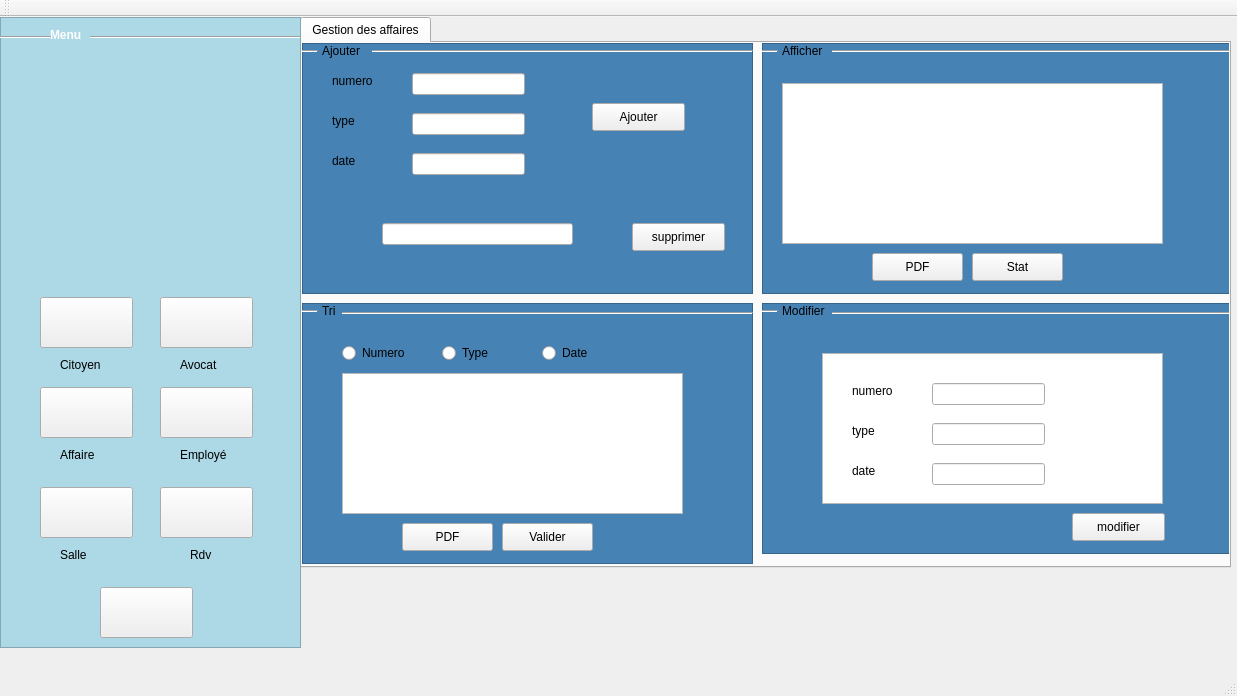
Above: mainwindow.ui from haithem000/Smart_Court_2A39 before the change. Below: the same form after it.
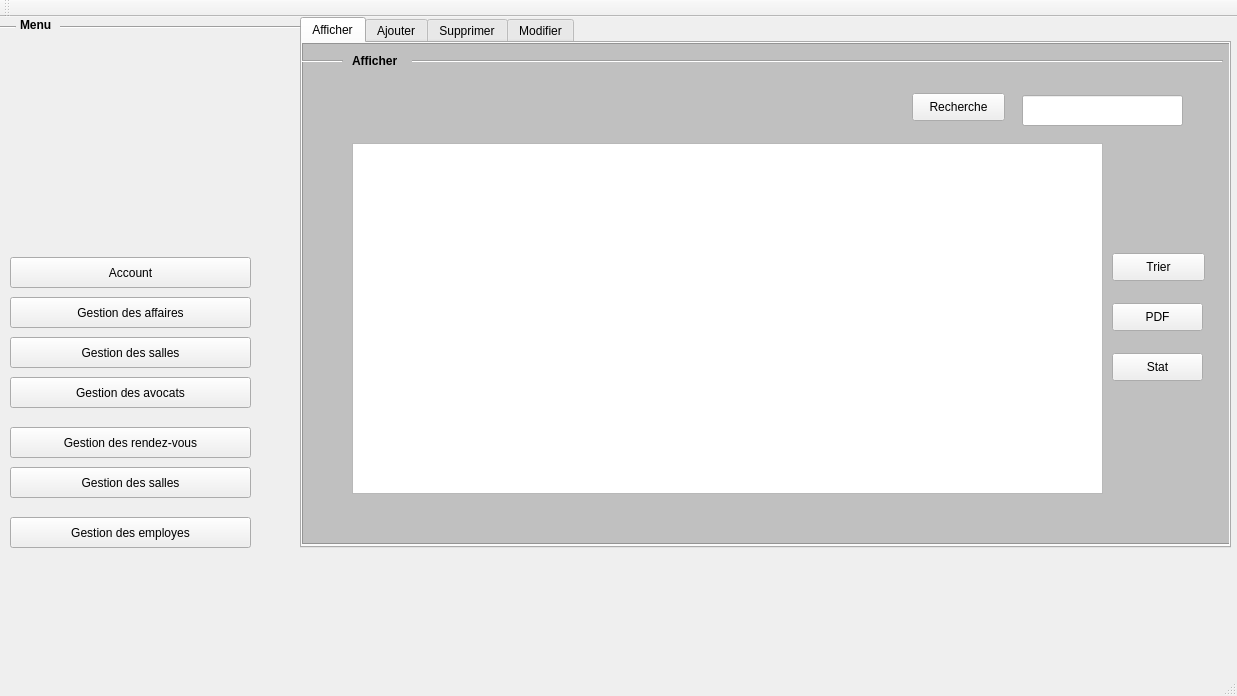
That is the form after the change. Icons and pictures are not drawn.

Diff of the .ui file:
```diff
--- a/mainwindow.ui
+++ b/mainwindow.ui
@@ -20,7 +20,7 @@
       <x>300</x>
       <y>0</y>
       <width>931</width>
-      <height>551</height>
+      <height>531</height>
      </rect>
     </property>
     <property name="currentIndex">
@@ -28,119 +28,13 @@
     </property>
     <widget class="QWidget" name="tab">
      <attribute name="title">
-      <string>Gestion des affaires</string>
+      <string>Afficher</string>
      </attribute>
-     <widget class="QTextBrowser" name="Tri">
-      <property name="geometry">
-       <rect>
-        <x>0</x>
-        <y>260</y>
-        <width>451</width>
-        <height>261</height>
-       </rect>
-      </property>
-      <property name="styleSheet">
-       <string notr="true">QWidget
-{
-    color: #b1b1b1;
-    background-color: #4682b4;
-}
-</string>
-      </property>
-     </widget>
-     <widget class="Line" name="line_3">
-      <property name="geometry">
-       <rect>
-        <x>40</x>
-        <y>260</y>
-        <width>411</width>
-        <height>21</height>
-       </rect>
-      </property>
-      <property name="orientation">
-       <enum>Qt::Horizontal</enum>
-      </property>
-     </widget>
-     <widget class="QLabel" name="label_4">
-      <property name="geometry">
-       <rect>
-        <x>20</x>
-        <y>260</y>
-        <width>21</width>
-        <height>16</height>
-       </rect>
-      </property>
-      <property name="text">
-       <string>Tri</string>
-      </property>
-     </widget>
-     <widget class="Line" name="line_4">
-      <property name="geometry">
-       <rect>
-        <x>0</x>
-        <y>260</y>
-        <width>16</width>
-        <height>16</height>
-       </rect>
-      </property>
-      <property name="orientation">
-       <enum>Qt::Horizontal</enum>
-      </property>
-     </widget>
-     <widget class="QRadioButton" name="radioButton">
-      <property name="geometry">
-       <rect>
-        <x>40</x>
-        <y>300</y>
-        <width>97</width>
-        <height>20</height>
-       </rect>
-      </property>
-      <property name="text">
-       <string>Numero</string>
-      </property>
-     </widget>
-     <widget class="QRadioButton" name="radioButton_2">
-      <property name="geometry">
-       <rect>
-        <x>140</x>
-        <y>300</y>
-        <width>97</width>
-        <height>20</height>
-       </rect>
-      </property>
-      <property name="text">
-       <string>Type</string>
-      </property>
-     </widget>
-     <widget class="QRadioButton" name="radioButton_3">
-      <property name="geometry">
-       <rect>
-        <x>240</x>
-        <y>300</y>
-        <width>97</width>
-        <height>20</height>
-       </rect>
-      </property>
-      <property name="text">
-       <string>Date</string>
-      </property>
-     </widget>
-     <widget class="QTableView" name="tableView">
-      <property name="geometry">
-       <rect>
-        <x>40</x>
-        <y>330</y>
-        <width>341</width>
-        <height>141</height>
-       </rect>
-      </property>
-     </widget>
      <widget class="QPushButton" name="pushButton_8">
       <property name="geometry">
        <rect>
-        <x>100</x>
-        <y>480</y>
+        <x>810</x>
+        <y>260</y>
         <width>91</width>
         <height>28</height>
        </rect>
@@ -149,43 +43,30 @@
        <string>PDF</string>
       </property>
      </widget>
-     <widget class="QPushButton" name="pushButton_9">
-      <property name="geometry">
-       <rect>
-        <x>200</x>
-        <y>480</y>
-        <width>91</width>
-        <height>28</height>
-       </rect>
-      </property>
-      <property name="text">
-       <string>Valider</string>
-      </property>
-     </widget>
      <widget class="QTableView" name="tab_affaire">
       <property name="geometry">
        <rect>
-        <x>480</x>
-        <y>40</y>
-        <width>381</width>
-        <height>161</height>
+        <x>50</x>
+        <y>100</y>
+        <width>751</width>
+        <height>351</height>
        </rect>
       </property>
      </widget>
      <widget class="QTextBrowser" name="textBrowser_2">
       <property name="geometry">
        <rect>
-        <x>460</x>
+        <x>0</x>
         <y>0</y>
-        <width>481</width>
-        <height>251</height>
+        <width>961</width>
+        <height>501</height>
        </rect>
       </property>
       <property name="styleSheet">
        <string notr="true">QWidget
 {
     color: #b1b1b1;
-    background-color: #4682b4;
+    background-color: #C0C0C0;
 }
 </string>
       </property>
@@ -193,22 +74,22 @@
      <widget class="QLabel" name="label_13">
       <property name="geometry">
        <rect>
-        <x>480</x>
-        <y>0</y>
+        <x>50</x>
+        <y>10</y>
         <width>56</width>
         <height>16</height>
        </rect>
       </property>
       <property name="text">
-       <string>Afficher</string>
+       <string>&lt;html&gt;&lt;head/&gt;&lt;body&gt;&lt;p&gt;&lt;span style=&quot; font-weight:600;&quot;&gt;Afficher&lt;/span&gt;&lt;/p&gt;&lt;/body&gt;&lt;/html&gt;</string>
       </property>
      </widget>
      <widget class="Line" name="line_5">
       <property name="geometry">
        <rect>
-        <x>530</x>
-        <y>0</y>
-        <width>401</width>
+        <x>110</x>
+        <y>10</y>
+        <width>811</width>
         <height>16</height>
        </rect>
       </property>
@@ -219,9 +100,9 @@
      <widget class="Line" name="line_6">
       <property name="geometry">
        <rect>
-        <x>460</x>
-        <y>0</y>
-        <width>16</width>
+        <x>0</x>
+        <y>10</y>
+        <width>41</width>
         <height>16</height>
        </rect>
       </property>
@@ -229,24 +110,11 @@
        <enum>Qt::Horizontal</enum>
       </property>
      </widget>
-     <widget class="QPushButton" name="pushButton_10">
-      <property name="geometry">
-       <rect>
-        <x>570</x>
-        <y>210</y>
-        <width>91</width>
-        <height>28</height>
-       </rect>
-      </property>
-      <property name="text">
-       <string>PDF</string>
-      </property>
-     </widget>
      <widget class="QPushButton" name="pushButton_11">
       <property name="geometry">
        <rect>
-        <x>670</x>
-        <y>210</y>
+        <x>810</x>
+        <y>310</y>
         <width>91</width>
         <height>28</height>
        </rect>
@@ -255,145 +123,182 @@
        <string>Stat</string>
       </property>
      </widget>
-     <widget class="QTextBrowser" name="textBrowser_3">
+     <widget class="QPushButton" name="trier">
       <property name="geometry">
        <rect>
-        <x>460</x>
-        <y>260</y>
-        <width>481</width>
-        <height>251</height>
+        <x>810</x>
+        <y>210</y>
+        <width>93</width>
+        <height>28</height>
+       </rect>
+      </property>
+      <property name="text">
+       <string>Trier</string>
+      </property>
+     </widget>
+     <widget class="QPushButton" name="recherche">
+      <property name="geometry">
+       <rect>
+        <x>610</x>
+        <y>50</y>
+        <width>93</width>
+        <height>28</height>
+       </rect>
+      </property>
+      <property name="text">
+       <string>Recherche</string>
+      </property>
+     </widget>
+     <widget class="QLineEdit" name="num_recherche">
+      <property name="geometry">
+       <rect>
+        <x>720</x>
+        <y>52</y>
+        <width>161</width>
+        <height>31</height>
+       </rect>
+      </property>
+     </widget>
+     <zorder>textBrowser_2</zorder>
+     <zorder>label_13</zorder>
+     <zorder>tab_affaire</zorder>
+     <zorder>line_5</zorder>
+     <zorder>line_6</zorder>
+     <zorder>pushButton_11</zorder>
+     <zorder>pushButton_8</zorder>
+     <zorder>trier</zorder>
+     <zorder>recherche</zorder>
+     <zorder>num_recherche</zorder>
+    </widget>
+    <widget class="QWidget" name="tab_2">
+     <attribute name="title">
+      <string>Ajouter</string>
+     </attribute>
+     <widget class="QTextBrowser" name="textBrowser_5">
+      <property name="geometry">
+       <rect>
+        <x>-5</x>
+        <y>1</y>
+        <width>931</width>
+        <height>521</height>
        </rect>
       </property>
       <property name="styleSheet">
        <string notr="true">QWidget
 {
     color: #b1b1b1;
-    background-color: #4682b4;
+    background-color: #C0C0C0;
 }
 </string>
       </property>
      </widget>
-     <widget class="QLabel" name="label_14">
+     <widget class="Line" name="line_13">
       <property name="geometry">
        <rect>
-        <x>480</x>
-        <y>260</y>
-        <width>61</width>
+        <x>100</x>
+        <y>10</y>
+        <width>821</width>
+        <height>16</height>
+       </rect>
+      </property>
+      <property name="orientation">
+       <enum>Qt::Horizontal</enum>
+      </property>
+     </widget>
+     <widget class="QLabel" name="label_25">
+      <property name="geometry">
+       <rect>
+        <x>40</x>
+        <y>10</y>
+        <width>56</width>
         <height>16</height>
        </rect>
       </property>
       <property name="text">
-       <string>Modifier</string>
+       <string>&lt;html&gt;&lt;head/&gt;&lt;body&gt;&lt;p&gt;&lt;span style=&quot; font-weight:600;&quot;&gt;Ajouter&lt;/span&gt;&lt;/p&gt;&lt;/body&gt;&lt;/html&gt;</string>
       </property>
      </widget>
-     <widget class="Line" name="line_7">
-      <property name="geometry">
-       <rect>
-        <x>530</x>
-        <y>260</y>
-        <width>411</width>
-        <height>21</height>
-       </rect>
-      </property>
-      <property name="orientation">
-       <enum>Qt::Horizontal</enum>
-      </property>
-     </widget>
-     <widget class="Line" name="line_8">
-      <property name="geometry">
-       <rect>
-        <x>460</x>
-        <y>260</y>
-        <width>16</width>
-        <height>16</height>
-       </rect>
-      </property>
-      <property name="orientation">
-       <enum>Qt::Horizontal</enum>
-      </property>
-     </widget>
-     <widget class="QTextBrowser" name="textBrowser_4">
+     <widget class="Line" name="line_14">
       <property name="geometry">
        <rect>
         <x>0</x>
-        <y>0</y>
-        <width>451</width>
-        <height>251</height>
-       </rect>
-      </property>
-      <property name="styleSheet">
-       <string notr="true">QWidget
-{
-    color: #b1b1b1;
-    background-color: #4682b4;
-}
-</string>
-      </property>
-     </widget>
-     <widget class="QLabel" name="label">
-      <property name="geometry">
-       <rect>
-        <x>30</x>
-        <y>30</y>
-        <width>56</width>
+        <y>10</y>
+        <width>31</width>
         <height>16</height>
        </rect>
       </property>
-      <property name="text">
-       <string>numero</string>
-      </property>
-     </widget>
-     <widget class="QLabel" name="label_2">
-      <property name="geometry">
-       <rect>
-        <x>30</x>
-        <y>70</y>
-        <width>56</width>
-        <height>16</height>
-       </rect>
-      </property>
-      <property name="text">
-       <string>type</string>
-      </property>
-     </widget>
-     <widget class="QLabel" name="label_3">
-      <property name="geometry">
-       <rect>
-        <x>30</x>
-        <y>110</y>
-        <width>51</width>
-        <height>16</height>
-       </rect>
-      </property>
-      <property name="text">
-       <string>date</string>
+      <property name="orientation">
+       <enum>Qt::Horizontal</enum>
       </property>
      </widget>
      <widget class="QLineEdit" name="le_NUMAFF">
       <property name="geometry">
        <rect>
-        <x>110</x>
-        <y>30</y>
+        <x>270</x>
+        <y>140</y>
         <width>113</width>
         <height>22</height>
        </rect>
       </property>
      </widget>
+     <widget class="QTextBrowser" name="textBrowser_9">
+      <property name="geometry">
+       <rect>
+        <x>170</x>
+        <y>90</y>
+        <width>511</width>
+        <height>341</height>
+       </rect>
+      </property>
+     </widget>
      <widget class="QLineEdit" name="le_TYPEAFF">
       <property name="geometry">
        <rect>
-        <x>110</x>
-        <y>70</y>
+        <x>270</x>
+        <y>220</y>
         <width>113</width>
         <height>22</height>
        </rect>
       </property>
      </widget>
+     <widget class="QLabel" name="label">
+      <property name="geometry">
+       <rect>
+        <x>190</x>
+        <y>140</y>
+        <width>56</width>
+        <height>16</height>
+       </rect>
+      </property>
+      <property name="text">
+       <string>&lt;html&gt;&lt;head/&gt;&lt;body&gt;&lt;p&gt;&lt;span style=&quot; font-weight:600;&quot;&gt;Numero&lt;/span&gt;&lt;/p&gt;&lt;/body&gt;&lt;/html&gt;</string>
+      </property>
+     </widget>
      <widget class="QLineEdit" name="le_DATEAFF">
       <property name="geometry">
        <rect>
-        <x>110</x>
-        <y>110</y>
+        <x>270</x>
+        <y>310</y>
+        <width>113</width>
+        <height>22</height>
+       </rect>
+      </property>
+     </widget>
+     <widget class="QLineEdit" name="l_AVOCAT">
+      <property name="geometry">
+       <rect>
+        <x>500</x>
+        <y>170</y>
+        <width>113</width>
+        <height>22</height>
+       </rect>
+      </property>
+     </widget>
+     <widget class="QLineEdit" name="le_JUGERES">
+      <property name="geometry">
+       <rect>
+        <x>500</x>
+        <y>260</y>
         <width>113</width>
         <height>22</height>
        </rect>
@@ -402,21 +307,112 @@
      <widget class="QPushButton" name="pb_ajouter">
       <property name="geometry">
        <rect>
-        <x>290</x>
-        <y>60</y>
+        <x>510</x>
+        <y>360</y>
         <width>93</width>
         <height>28</height>
        </rect>
       </property>
       <property name="text">
        <string>Ajouter</string>
+      </property>
+     </widget>
+     <widget class="QLabel" name="label_2">
+      <property name="geometry">
+       <rect>
+        <x>190</x>
+        <y>220</y>
+        <width>56</width>
+        <height>16</height>
+       </rect>
+      </property>
+      <property name="text">
+       <string>&lt;html&gt;&lt;head/&gt;&lt;body&gt;&lt;p&gt;&lt;span style=&quot; font-weight:600;&quot;&gt;Type&lt;/span&gt;&lt;/p&gt;&lt;/body&gt;&lt;/html&gt;</string>
+      </property>
+     </widget>
+     <widget class="QLabel" name="label_3">
+      <property name="geometry">
+       <rect>
+        <x>190</x>
+        <y>310</y>
+        <width>51</width>
+        <height>16</height>
+       </rect>
+      </property>
+      <property name="text">
+       <string>&lt;html&gt;&lt;head/&gt;&lt;body&gt;&lt;p&gt;&lt;span style=&quot; font-weight:600;&quot;&gt;Date&lt;/span&gt;&lt;/p&gt;&lt;/body&gt;&lt;/html&gt;</string>
+      </property>
+     </widget>
+     <widget class="QLabel" name="label_19">
+      <property name="geometry">
+       <rect>
+        <x>430</x>
+        <y>180</y>
+        <width>56</width>
+        <height>16</height>
+       </rect>
+      </property>
+      <property name="text">
+       <string>&lt;html&gt;&lt;head/&gt;&lt;body&gt;&lt;p&gt;&lt;span style=&quot; font-weight:600;&quot;&gt;Avocat&lt;/span&gt;&lt;/p&gt;&lt;/body&gt;&lt;/html&gt;</string>
+      </property>
+     </widget>
+     <widget class="QLabel" name="label_20">
+      <property name="geometry">
+       <rect>
+        <x>425</x>
+        <y>260</y>
+        <width>61</width>
+        <height>20</height>
+       </rect>
+      </property>
+      <property name="text">
+       <string>&lt;html&gt;&lt;head/&gt;&lt;body&gt;&lt;p&gt;&lt;span style=&quot; font-weight:600;&quot;&gt;Juge&lt;/span&gt;&lt;/p&gt;&lt;/body&gt;&lt;/html&gt;</string>
+      </property>
+     </widget>
+     <zorder>textBrowser_5</zorder>
+     <zorder>line_13</zorder>
+     <zorder>label_25</zorder>
+     <zorder>line_14</zorder>
+     <zorder>textBrowser_9</zorder>
+     <zorder>le_NUMAFF</zorder>
+     <zorder>le_TYPEAFF</zorder>
+     <zorder>label</zorder>
+     <zorder>le_DATEAFF</zorder>
+     <zorder>l_AVOCAT</zorder>
+     <zorder>le_JUGERES</zorder>
+     <zorder>pb_ajouter</zorder>
+     <zorder>label_2</zorder>
+     <zorder>label_3</zorder>
+     <zorder>label_19</zorder>
+     <zorder>label_20</zorder>
+    </widget>
+    <widget class="QWidget" name="tab_3">
+     <attribute name="title">
+      <string>Supprimer</string>
+     </attribute>
+     <widget class="QTextBrowser" name="textBrowser_6">
+      <property name="geometry">
+       <rect>
+        <x>0</x>
+        <y>0</y>
+        <width>931</width>
+        <height>521</height>
+       </rect>
+      </property>
+      <property name="styleSheet">
+       <string notr="true">QWidget
+{
+    color: #b1b1b1;
+    background-color: #C0C0C0;
+}
+</string>
       </property>
      </widget>
      <widget class="QLineEdit" name="num_supprimer">
       <property name="geometry">
        <rect>
-        <x>80</x>
-        <y>180</y>
+        <x>310</x>
+        <y>220</y>
         <width>191</width>
         <height>22</height>
        </rect>
@@ -425,8 +421,8 @@
      <widget class="QPushButton" name="pb_supprimer">
       <property name="geometry">
        <rect>
-        <x>330</x>
-        <y>180</y>
+        <x>510</x>
+        <y>280</y>
         <width>93</width>
         <height>28</height>
        </rect>
@@ -435,25 +431,35 @@
        <string>supprimer</string>
       </property>
      </widget>
-     <widget class="QLabel" name="label_16">
+     <widget class="QTextBrowser" name="textBrowser_8">
       <property name="geometry">
        <rect>
-        <x>20</x>
-        <y>0</y>
-        <width>56</width>
-        <height>16</height>
+        <x>170</x>
+        <y>130</y>
+        <width>511</width>
+        <height>221</height>
        </rect>
       </property>
+     </widget>
+     <widget class="QLabel" name="label_23">
+      <property name="geometry">
+       <rect>
+        <x>220</x>
+        <y>220</y>
+        <width>71</width>
+        <height>21</height>
+       </rect>
+      </property>
       <property name="text">
-       <string>Ajouter</string>
+       <string>&lt;html&gt;&lt;head/&gt;&lt;body&gt;&lt;p&gt;&lt;span style=&quot; font-weight:600;&quot;&gt;Numero&lt;/span&gt;&lt;/p&gt;&lt;/body&gt;&lt;/html&gt;</string>
       </property>
      </widget>
-     <widget class="Line" name="line_9">
+     <widget class="Line" name="line_11">
       <property name="geometry">
        <rect>
-        <x>70</x>
-        <y>0</y>
-        <width>381</width>
+        <x>130</x>
+        <y>10</y>
+        <width>791</width>
         <height>16</height>
        </rect>
       </property>
@@ -461,12 +467,25 @@
        <enum>Qt::Horizontal</enum>
       </property>
      </widget>
-     <widget class="Line" name="line_10">
+     <widget class="QLabel" name="label_24">
       <property name="geometry">
        <rect>
+        <x>50</x>
+        <y>10</y>
+        <width>71</width>
+        <height>16</height>
+       </rect>
+      </property>
+      <property name="text">
+       <string>&lt;html&gt;&lt;head/&gt;&lt;body&gt;&lt;p&gt;&lt;span style=&quot; font-weight:600;&quot;&gt;Supprimer&lt;/span&gt;&lt;/p&gt;&lt;/body&gt;&lt;/html&gt;</string>
+      </property>
+     </widget>
+     <widget class="Line" name="line_12">
+      <property name="geometry">
+       <rect>
         <x>0</x>
-        <y>0</y>
-        <width>16</width>
+        <y>10</y>
+        <width>41</width>
         <height>16</height>
        </rect>
       </property>
@@ -474,34 +493,52 @@
        <enum>Qt::Horizontal</enum>
       </property>
      </widget>
-     <widget class="QPushButton" name="pb_modifier">
+     <zorder>textBrowser_6</zorder>
+     <zorder>textBrowser_8</zorder>
+     <zorder>num_supprimer</zorder>
+     <zorder>pb_supprimer</zorder>
+     <zorder>label_23</zorder>
+     <zorder>line_11</zorder>
+     <zorder>label_24</zorder>
+     <zorder>line_12</zorder>
+    </widget>
+    <widget class="QWidget" name="tab_4">
+     <attribute name="title">
+      <string>Modifier</string>
+     </attribute>
+     <widget class="QTextBrowser" name="textBrowser_7">
       <property name="geometry">
        <rect>
-        <x>770</x>
-        <y>470</y>
-        <width>93</width>
-        <height>28</height>
+        <x>0</x>
+        <y>0</y>
+        <width>931</width>
+        <height>521</height>
        </rect>
       </property>
-      <property name="text">
-       <string>modifier</string>
+      <property name="styleSheet">
+       <string notr="true">QWidget
+{
+    color: #b1b1b1;
+    background-color: #C0C0C0;
+}
+</string>
       </property>
      </widget>
      <widget class="QTableWidget" name="tab_mod">
       <property name="geometry">
        <rect>
-        <x>520</x>
-        <y>310</y>
-        <width>341</width>
-        <height>151</height>
+        <x>150</x>
+        <y>140</y>
+        <width>611</width>
+        <height>251</height>
        </rect>
       </property>
      </widget>
      <widget class="QLineEdit" name="mod_NUMAFF">
       <property name="geometry">
        <rect>
-        <x>630</x>
-        <y>340</y>
+        <x>270</x>
+        <y>180</y>
         <width>113</width>
         <height>22</height>
        </rect>
@@ -510,8 +547,8 @@
      <widget class="QLineEdit" name="mod_TYPEAFF">
       <property name="geometry">
        <rect>
-        <x>630</x>
-        <y>380</y>
+        <x>270</x>
+        <y>240</y>
         <width>113</width>
         <height>22</height>
        </rect>
@@ -520,8 +557,28 @@
      <widget class="QLineEdit" name="mod_DATEAFF">
       <property name="geometry">
        <rect>
-        <x>630</x>
-        <y>420</y>
+        <x>270</x>
+        <y>290</y>
+        <width>113</width>
+        <height>22</height>
+       </rect>
+      </property>
+     </widget>
+     <widget class="QLineEdit" name="mod_AVOCAT">
+      <property name="geometry">
+       <rect>
+        <x>500</x>
+        <y>210</y>
+        <width>113</width>
+        <height>22</height>
+       </rect>
+      </property>
+     </widget>
+     <widget class="QLineEdit" name="mod_JUGERES">
+      <property name="geometry">
+       <rect>
+        <x>500</x>
+        <y>270</y>
         <width>113</width>
         <height>22</height>
        </rect>
@@ -530,318 +587,128 @@
      <widget class="QLabel" name="label_15">
       <property name="geometry">
        <rect>
-        <x>550</x>
-        <y>340</y>
-        <width>56</width>
-        <height>16</height>
+        <x>190</x>
+        <y>180</y>
+        <width>71</width>
+        <height>21</height>
        </rect>
       </property>
       <property name="text">
-       <string>numero</string>
+       <string>&lt;html&gt;&lt;head/&gt;&lt;body&gt;&lt;p&gt;&lt;span style=&quot; font-weight:600;&quot;&gt;Numero&lt;/span&gt;&lt;/p&gt;&lt;/body&gt;&lt;/html&gt;</string>
       </property>
      </widget>
      <widget class="QLabel" name="label_17">
       <property name="geometry">
        <rect>
-        <x>550</x>
-        <y>380</y>
+        <x>190</x>
+        <y>240</y>
         <width>56</width>
         <height>16</height>
        </rect>
       </property>
       <property name="text">
-       <string>type</string>
+       <string>&lt;html&gt;&lt;head/&gt;&lt;body&gt;&lt;p&gt;&lt;span style=&quot; font-weight:600;&quot;&gt;Type&lt;/span&gt;&lt;/p&gt;&lt;/body&gt;&lt;/html&gt;</string>
       </property>
      </widget>
      <widget class="QLabel" name="label_18">
       <property name="geometry">
        <rect>
-        <x>550</x>
-        <y>420</y>
+        <x>190</x>
+        <y>290</y>
         <width>51</width>
         <height>16</height>
        </rect>
       </property>
       <property name="text">
-       <string>date</string>
+       <string>&lt;html&gt;&lt;head/&gt;&lt;body&gt;&lt;p&gt;&lt;span style=&quot; font-weight:600;&quot;&gt;Date&lt;/span&gt;&lt;/p&gt;&lt;/body&gt;&lt;/html&gt;</string>
       </property>
      </widget>
-     <zorder>Tri</zorder>
-     <zorder>line_3</zorder>
-     <zorder>label_4</zorder>
-     <zorder>line_4</zorder>
-     <zorder>radioButton</zorder>
-     <zorder>radioButton_2</zorder>
-     <zorder>radioButton_3</zorder>
-     <zorder>tableView</zorder>
-     <zorder>pushButton_8</zorder>
-     <zorder>pushButton_9</zorder>
-     <zorder>textBrowser_2</zorder>
-     <zorder>label_13</zorder>
-     <zorder>tab_affaire</zorder>
-     <zorder>line_5</zorder>
-     <zorder>line_6</zorder>
-     <zorder>pushButton_10</zorder>
-     <zorder>pushButton_11</zorder>
-     <zorder>textBrowser_3</zorder>
-     <zorder>label_14</zorder>
-     <zorder>line_7</zorder>
-     <zorder>line_8</zorder>
-     <zorder>textBrowser_4</zorder>
-     <zorder>label</zorder>
-     <zorder>label_2</zorder>
-     <zorder>label_3</zorder>
-     <zorder>le_NUMAFF</zorder>
-     <zorder>le_TYPEAFF</zorder>
-     <zorder>le_DATEAFF</zorder>
-     <zorder>pb_ajouter</zorder>
-     <zorder>num_supprimer</zorder>
-     <zorder>pb_supprimer</zorder>
-     <zorder>label_16</zorder>
-     <zorder>line_9</zorder>
-     <zorder>line_10</zorder>
-     <zorder>pb_modifier</zorder>
-     <zorder>tab_mod</zorder>
-     <zorder>mod_NUMAFF</zorder>
-     <zorder>mod_TYPEAFF</zorder>
-     <zorder>mod_DATEAFF</zorder>
-     <zorder>label_15</zorder>
-     <zorder>label_17</zorder>
-     <zorder>label_18</zorder>
+     <widget class="QLabel" name="label_21">
+      <property name="geometry">
+       <rect>
+        <x>420</x>
+        <y>210</y>
+        <width>56</width>
+        <height>16</height>
+       </rect>
+      </property>
+      <property name="text">
+       <string>&lt;html&gt;&lt;head/&gt;&lt;body&gt;&lt;p&gt;&lt;span style=&quot; font-weight:600;&quot;&gt;Avocat&lt;/span&gt;&lt;/p&gt;&lt;/body&gt;&lt;/html&gt;</string>
+      </property>
+     </widget>
+     <widget class="QLabel" name="label_22">
+      <property name="geometry">
+       <rect>
+        <x>420</x>
+        <y>270</y>
+        <width>56</width>
+        <height>16</height>
+       </rect>
+      </property>
+      <property name="text">
+       <string>&lt;html&gt;&lt;head/&gt;&lt;body&gt;&lt;p&gt;&lt;span style=&quot; font-weight:600;&quot;&gt;Juge&lt;/span&gt;&lt;/p&gt;&lt;/body&gt;&lt;/html&gt;</string>
+      </property>
+     </widget>
+     <widget class="QPushButton" name="pb_modifier">
+      <property name="geometry">
+       <rect>
+        <x>640</x>
+        <y>330</y>
+        <width>93</width>
+        <height>28</height>
+       </rect>
+      </property>
+      <property name="text">
+       <string>modifier</string>
+      </property>
+     </widget>
+     <widget class="Line" name="line_8">
+      <property name="geometry">
+       <rect>
+        <x>0</x>
+        <y>10</y>
+        <width>41</width>
+        <height>16</height>
+       </rect>
+      </property>
+      <property name="orientation">
+       <enum>Qt::Horizontal</enum>
+      </property>
+     </widget>
+     <widget class="QLabel" name="label_14">
+      <property name="geometry">
+       <rect>
+        <x>50</x>
+        <y>10</y>
+        <width>61</width>
+        <height>16</height>
+       </rect>
+      </property>
+      <property name="text">
+       <string>&lt;html&gt;&lt;head/&gt;&lt;body&gt;&lt;p&gt;&lt;span style=&quot; font-weight:600;&quot;&gt;Modifier&lt;/span&gt;&lt;/p&gt;&lt;/body&gt;&lt;/html&gt;</string>
+      </property>
+     </widget>
+     <widget class="Line" name="line_7">
+      <property name="geometry">
+       <rect>
+        <x>110</x>
+        <y>10</y>
+        <width>811</width>
+        <height>20</height>
+       </rect>
+      </property>
+      <property name="orientation">
+       <enum>Qt::Horizontal</enum>
+      </property>
+     </widget>
     </widget>
    </widget>
-   <widget class="QTextBrowser" name="textBrowser">
-    <property name="geometry">
-     <rect>
-      <x>0</x>
-      <y>0</y>
-      <width>301</width>
-      <height>631</height>
-     </rect>
-    </property>
-    <property name="styleSheet">
-     <string notr="true">QWidget
-{
-    color: #b1b1b1;
-    background-color: #ADD8E6;
-}
-</string>
-    </property>
-   </widget>
-   <widget class="Line" name="line">
-    <property name="geometry">
-     <rect>
-      <x>90</x>
-      <y>10</y>
-      <width>211</width>
-      <height>20</height>
-     </rect>
-    </property>
-    <property name="orientation">
-     <enum>Qt::Horizontal</enum>
-    </property>
-   </widget>
-   <widget class="QLabel" name="label_5">
-    <property name="geometry">
-     <rect>
-      <x>50</x>
-      <y>10</y>
-      <width>56</width>
-      <height>16</height>
-     </rect>
-    </property>
-    <property name="text">
-     <string>&lt;html&gt;&lt;head/&gt;&lt;body&gt;&lt;p&gt;&lt;span style=&quot; font-weight:600; color:#ffffff;&quot;&gt;Menu&lt;/span&gt;&lt;/p&gt;&lt;/body&gt;&lt;/html&gt;</string>
-    </property>
-   </widget>
-   <widget class="Line" name="line_2">
-    <property name="geometry">
-     <rect>
-      <x>0</x>
-      <y>10</y>
-      <width>51</width>
-      <height>20</height>
-     </rect>
-    </property>
-    <property name="orientation">
-     <enum>Qt::Horizontal</enum>
-    </property>
-   </widget>
-   <widget class="QPushButton" name="pushButton">
-    <property name="geometry">
-     <rect>
-      <x>160</x>
-      <y>280</y>
-      <width>93</width>
-      <height>51</height>
-     </rect>
-    </property>
-    <property name="text">
-     <string/>
-    </property>
-   </widget>
-   <widget class="QPushButton" name="pushButton_2">
-    <property name="geometry">
-     <rect>
-      <x>40</x>
-      <y>280</y>
-      <width>93</width>
-      <height>51</height>
-     </rect>
-    </property>
-    <property name="text">
-     <string/>
-    </property>
-   </widget>
-   <widget class="QPushButton" name="pushButton_3">
-    <property name="geometry">
-     <rect>
-      <x>40</x>
-      <y>370</y>
-      <width>93</width>
-      <height>51</height>
-     </rect>
-    </property>
-    <property name="text">
-     <string/>
-    </property>
-   </widget>
-   <widget class="QPushButton" name="pushButton_4">
-    <property name="geometry">
-     <rect>
-      <x>160</x>
-      <y>470</y>
-      <width>93</width>
-      <height>51</height>
-     </rect>
-    </property>
-    <property name="text">
-     <string/>
-    </property>
-   </widget>
-   <widget class="QPushButton" name="pushButton_5">
-    <property name="geometry">
-     <rect>
-      <x>160</x>
-      <y>370</y>
-      <width>93</width>
-      <height>51</height>
-     </rect>
-    </property>
-    <property name="text">
-     <string/>
-    </property>
-   </widget>
-   <widget class="QPushButton" name="pushButton_6">
-    <property name="geometry">
-     <rect>
-      <x>100</x>
-      <y>570</y>
-      <width>93</width>
-      <height>51</height>
-     </rect>
-    </property>
-    <property name="text">
-     <string/>
-    </property>
-   </widget>
-   <widget class="QPushButton" name="pushButton_7">
-    <property name="geometry">
-     <rect>
-      <x>40</x>
-      <y>470</y>
-      <width>93</width>
-      <height>51</height>
-     </rect>
-    </property>
-    <property name="text">
-     <string/>
-    </property>
-   </widget>
    <widget class="QLabel" name="label_6">
     <property name="geometry">
      <rect>
-      <x>60</x>
-      <y>340</y>
-      <width>56</width>
-      <height>16</height>
-     </rect>
-    </property>
-    <property name="text">
-     <string>Citoyen</string>
-    </property>
-   </widget>
-   <widget class="QLabel" name="label_7">
-    <property name="geometry">
-     <rect>
-      <x>180</x>
-      <y>430</y>
-      <width>56</width>
-      <height>16</height>
-     </rect>
-    </property>
-    <property name="text">
-     <string>Employé</string>
-    </property>
-   </widget>
-   <widget class="QLabel" name="label_8">
-    <property name="geometry">
-     <rect>
-      <x>60</x>
-      <y>430</y>
-      <width>56</width>
-      <height>16</height>
-     </rect>
-    </property>
-    <property name="text">
-     <string>Affaire</string>
-    </property>
-   </widget>
-   <widget class="QLabel" name="label_9">
-    <property name="geometry">
-     <rect>
-      <x>180</x>
-      <y>340</y>
-      <width>56</width>
-      <height>16</height>
-     </rect>
-    </property>
-    <property name="text">
-     <string>Avocat</string>
-    </property>
-   </widget>
-   <widget class="QLabel" name="label_10">
-    <property name="geometry">
-     <rect>
-      <x>190</x>
-      <y>530</y>
-      <width>56</width>
-      <height>16</height>
-     </rect>
-    </property>
-    <property name="text">
-     <string>Rdv</string>
-    </property>
-   </widget>
-   <widget class="QLabel" name="label_11">
-    <property name="geometry">
-     <rect>
-      <x>60</x>
-      <y>530</y>
-      <width>56</width>
-      <height>16</height>
-     </rect>
-    </property>
-    <property name="text">
-     <string>Salle</string>
-    </property>
-   </widget>
-   <widget class="QLabel" name="label_12">
-    <property name="geometry">
-     <rect>
-      <x>50</x>
-      <y>20</y>
-      <width>201</width>
+      <x>0</x>
+      <y>0</y>
+      <width>311</width>
       <height>251</height>
      </rect>
     </property>
@@ -849,28 +716,168 @@
      <string/>
     </property>
     <property name="pixmap">
-     <pixmap>../Users/PC/Downloads/ss.png</pixmap>
+     <pixmap>../Users/PC/Downloads/vvv.png</pixmap>
     </property>
    </widget>
-   <zorder>tabWidget</zorder>
-   <zorder>textBrowser</zorder>
-   <zorder>line_2</zorder>
-   <zorder>line</zorder>
+   <widget class="QPushButton" name="pushButton_3">
+    <property name="geometry">
+     <rect>
+      <x>10</x>
+      <y>240</y>
+      <width>241</width>
+      <height>31</height>
+     </rect>
+    </property>
+    <property name="text">
+     <string>Account</string>
+    </property>
+   </widget>
+   <widget class="QPushButton" name="pushButton_10">
+    <property name="geometry">
+     <rect>
+      <x>10</x>
+      <y>280</y>
+      <width>241</width>
+      <height>31</height>
+     </rect>
+    </property>
+    <property name="text">
+     <string>Gestion des affaires</string>
+    </property>
+   </widget>
+   <widget class="QPushButton" name="pushButton_12">
+    <property name="geometry">
+     <rect>
+      <x>10</x>
+      <y>320</y>
+      <width>241</width>
+      <height>31</height>
+     </rect>
+    </property>
+    <property name="text">
+     <string>Gestion des salles</string>
+    </property>
+   </widget>
+   <widget class="QPushButton" name="pushButton_13">
+    <property name="geometry">
+     <rect>
+      <x>10</x>
+      <y>360</y>
+      <width>241</width>
+      <height>31</height>
+     </rect>
+    </property>
+    <property name="text">
+     <string>Gestion des avocats</string>
+    </property>
+   </widget>
+   <widget class="QPushButton" name="pushButton_14">
+    <property name="geometry">
+     <rect>
+      <x>10</x>
+      <y>410</y>
+      <width>241</width>
+      <height>31</height>
+     </rect>
+    </property>
+    <property name="text">
+     <string>Gestion des rendez-vous</string>
+    </property>
+   </widget>
+   <widget class="QPushButton" name="pushButton_15">
+    <property name="geometry">
+     <rect>
+      <x>10</x>
+      <y>450</y>
+      <width>241</width>
+      <height>31</height>
+     </rect>
+    </property>
+    <property name="text">
+     <string>Gestion des salles</string>
+    </property>
+   </widget>
+   <widget class="QPushButton" name="pushButton_16">
+    <property name="geometry">
+     <rect>
+      <x>10</x>
+      <y>500</y>
+      <width>241</width>
+      <height>31</height>
+     </rect>
+    </property>
+    <property name="text">
+     <string>Gestion des employes</string>
+    </property>
+   </widget>
+   <widget class="QLabel" name="label_26">
+    <property name="geometry">
+     <rect>
+      <x>20</x>
+      <y>0</y>
+      <width>51</width>
+      <height>16</height>
+     </rect>
+    </property>
+    <property name="text">
+     <string>&lt;html&gt;&lt;head/&gt;&lt;body&gt;&lt;p&gt;&lt;span style=&quot; font-weight:600;&quot;&gt;Menu&lt;/span&gt;&lt;/p&gt;&lt;/body&gt;&lt;/html&gt;</string>
+    </property>
+   </widget>
+   <widget class="Line" name="line">
+    <property name="geometry">
+     <rect>
+      <x>60</x>
+      <y>0</y>
+      <width>241</width>
+      <height>21</height>
+     </rect>
+    </property>
+    <property name="orientation">
+     <enum>Qt::Horizontal</enum>
+    </property>
+   </widget>
+   <widget class="Line" name="line_2">
+    <property name="geometry">
+     <rect>
+      <x>0</x>
+      <y>0</y>
+      <width>16</width>
+      <height>21</height>
+     </rect>
+    </property>
+    <property name="orientation">
+     <enum>Qt::Horizontal</enum>
+    </property>
+   </widget>
+   <widget class="QLabel" name="label_5">
+    <property name="geometry">
+     <rect>
+      <x>0</x>
+      <y>-10</y>
+      <width>301</width>
+      <height>551</height>
+     </rect>
+    </property>
+    <property name="text">
+     <string/>
+    </property>
+    <property name="pixmap">
+     <pixmap>../Users/PC/Desktop/2eme/PROJET/khedma/vvv.png</pixmap>
+    </property>
+   </widget>
    <zorder>label_5</zorder>
-   <zorder>pushButton</zorder>
-   <zorder>pushButton_2</zorder>
-   <zorder>pushButton_3</zorder>
-   <zorder>pushButton_4</zorder>
-   <zorder>pushButton_5</zorder>
-   <zorder>pushButton_6</zorder>
-   <zorder>pushButton_7</zorder>
+   <zorder>tabWidget</zorder>
    <zorder>label_6</zorder>
-   <zorder>label_7</zorder>
-   <zorder>label_8</zorder>
-   <zorder>label_9</zorder>
-   <zorder>label_10</zorder>
-   <zorder>label_11</zorder>
-   <zorder>label_12</zorder>
+   <zorder>pushButton_3</zorder>
+   <zorder>pushButton_10</zorder>
+   <zorder>pushButton_12</zorder>
+   <zorder>pushButton_13</zorder>
+   <zorder>pushButton_14</zorder>
+   <zorder>pushButton_15</zorder>
+   <zorder>pushButton_16</zorder>
+   <zorder>label_26</zorder>
+   <zorder>line</zorder>
+   <zorder>line_2</zorder>
   </widget>
   <widget class="QMenuBar" name="menuBar">
    <property name="geometry">
```
